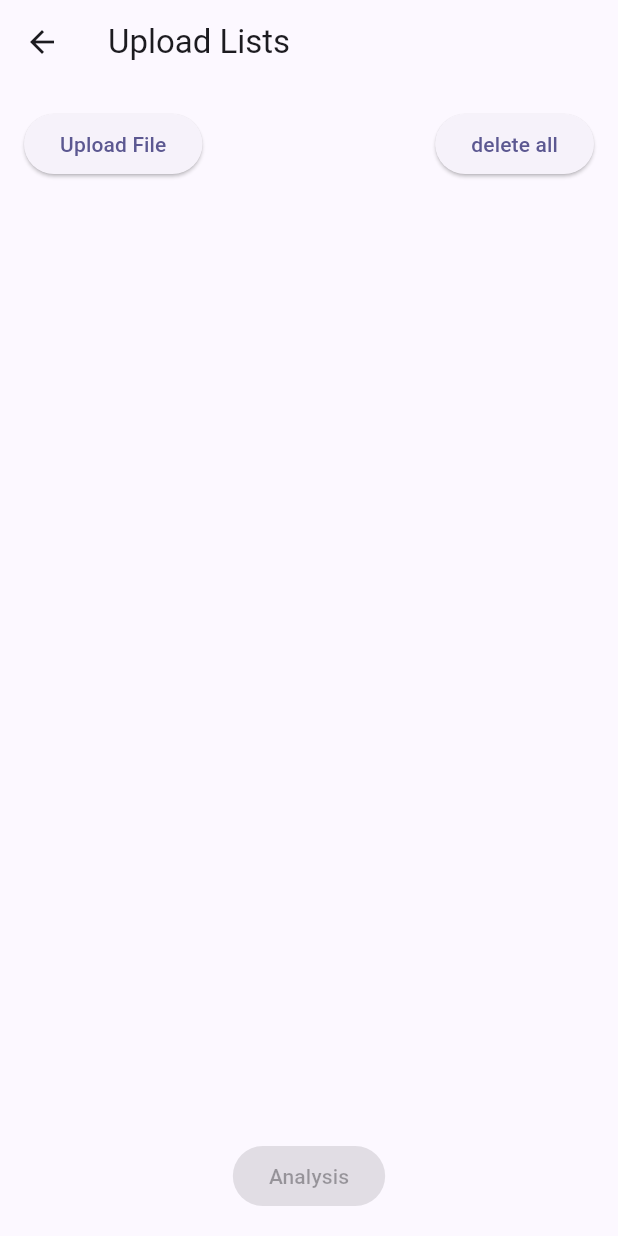
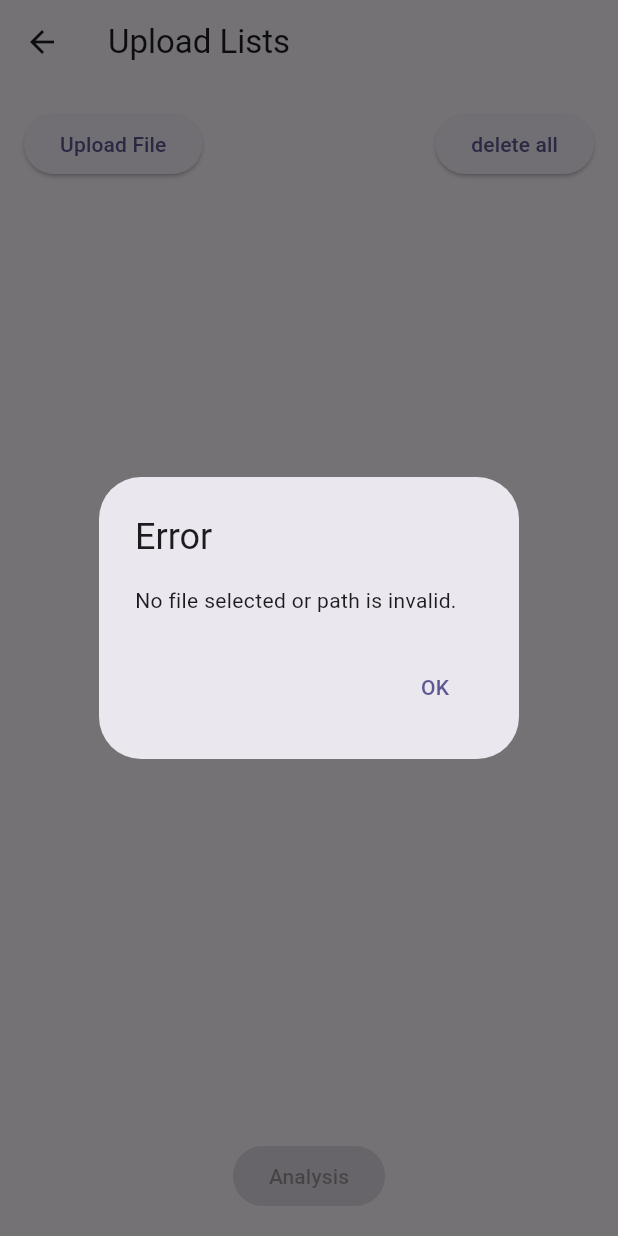
Before and after one commit to ljy2855/bflat_app, a Flutter app: the UploadScreen screen opened directly, after a tap on "Upload File", on a phone screen of 412 x 824 dp. Run offline on Flutter 3.47's test engine with Material 3 defaults, Android fonts, the phone set to English and light mode, and no system bars; our stand-ins replace file_picker, flutter_dotenv, permission_handler; missing offline and left inert: record.

Commit message:
feat: Upload record file to server

```diff
--- a/lib/screens/select_record_screen.dart
+++ b/lib/screens/select_record_screen.dart
@@ -1,8 +1,12 @@
+import 'dart:convert';
 import 'dart:io';
+import 'package:bflat_app/screens/anlaysis_result_screen.dart';
 import 'package:flutter/material.dart';
 import 'package:file_picker/file_picker.dart';
+import 'package:http/http.dart';
 import 'package:path_provider/path_provider.dart';
 import 'package:permission_handler/permission_handler.dart';
+import '../services/http_client_service.dart';
 
 class UploadScreen extends StatefulWidget {
   const UploadScreen({super.key});
@@ -14,6 +18,7 @@ class UploadScreen extends StatefulWidget {
 class _UploadScreenState extends State<UploadScreen> {
   int? selectedRadio;
   List<String> files = []; // 파일 리스트 초기화
+  final HttpClientService httpClientService = HttpClientService();
 
   @override
   void initState() {
@@ -33,9 +38,10 @@ class _UploadScreenState extends State<UploadScreen> {
     final directory = await getApplicationDocumentsDirectory();
     final dir = Directory(directory.path);
     final List<FileSystemEntity> entities = await dir.list().toList();
-    final List<String> fileNames = entities
+
+    List<String> fileNames = entities
         .whereType<File>()
-        .map((file) => file.path.split('/').last)
+        .map((file) => file.path) // 파일의 전체 경로를 저장
         .toList();
 
     setState(() {
@@ -46,26 +52,76 @@ class _UploadScreenState extends State<UploadScreen> {
   Future<void> pickFile() async {
     final result = await FilePicker.platform.pickFiles();
 
-    if (result != null) {
-      File file = File(result.files.single.path!);
+    if (result != null && result.files.single.path != null) {
+      String originalPath = result.files.single.path!;
+      File file = File(originalPath);
       final directory = await getApplicationDocumentsDirectory();
-      final newPath = directory.path + '/' + file.path.split('/').last;
-      await file.copy(newPath);
+      final newPath = '${directory.path}/${file.path.split('/').last}';
 
-      // 파일 리스트 업데이트
-      loadFiles();
+      await file.copy(newPath); // 파일을 새 위치로 복사
+
+      loadFiles(); // 파일 리스트를 업데이트
+    } else {
+      showErrorDialog('No file selected or path is invalid.');
     }
   }
 
   void deleteFile(int index) async {
     final directory = await getApplicationDocumentsDirectory();
-    final filePath = directory.path + '/' + files[index];
+    final filePath = '${directory.path}/${files[index]}';
     final file = File(filePath);
 
     if (await file.exists()) {
       await file.delete();
       loadFiles(); // 파일 리스트 업데이트
+    } else {
+      showErrorDialog('File does not exist.');
     }
+  }
+
+  Future<void> uploadAndAnalyzeFile(String filePath) async {
+    print(filePath); // 전체 경로가 출력되어야 합니다.
+    try {
+      Response response = await httpClientService.analysis(filePath);
+
+      if (response.statusCode == 200) {
+        // 응답 데이터를 파싱하여 필요한 데이터 추출
+        var jsonResponse = jsonDecode(response.body);
+        if (jsonResponse['success']) {
+          // Navigator를 사용하여 AnalysisResultWidget로 화면 전환 및 데이터 전달
+          Navigator.pushReplacement(
+            context,
+            MaterialPageRoute(
+                builder: (context) =>
+                    AnalysisResultWidget(data: jsonResponse['files'])),
+          );
+        } else {
+          showErrorDialog('Analysis failed: ${jsonResponse['error_message']}');
+        }
+      } else {
+        showErrorDialog('Failed to analyze the file. Please try again.');
+      }
+    } catch (e) {
+      showErrorDialog('An error occurred: ${e.toString()}');
+    }
+  }
+
+  void showErrorDialog(String message) {
+    showDialog(
+      context: context,
+      builder: (BuildContext context) {
+        return AlertDialog(
+          title: Text('Error'),
+          content: Text(message),
+          actions: [
+            TextButton(
+              onPressed: () => Navigator.of(context).pop(),
+              child: Text('OK'),
+            ),
+          ],
+        );
+      },
+    );
   }
 
   @override
@@ -131,10 +187,7 @@ class _UploadScreenState extends State<UploadScreen> {
             padding: EdgeInsets.all(16.0),
             child: ElevatedButton(
               onPressed: selectedRadio != null
-                  ? () {
-                      // 선택된 파일 업로드
-                      print('Uploading ${files[selectedRadio!]}');
-                    }
+                  ? () => uploadAndAnalyzeFile(files[selectedRadio!])
                   : null,
               child: Text('Analysis'),
             ),
```
Also changed, not shown: lib/screens/anlaysis_result_screen.dart (added, +50 -0 lines), 1 other file.
